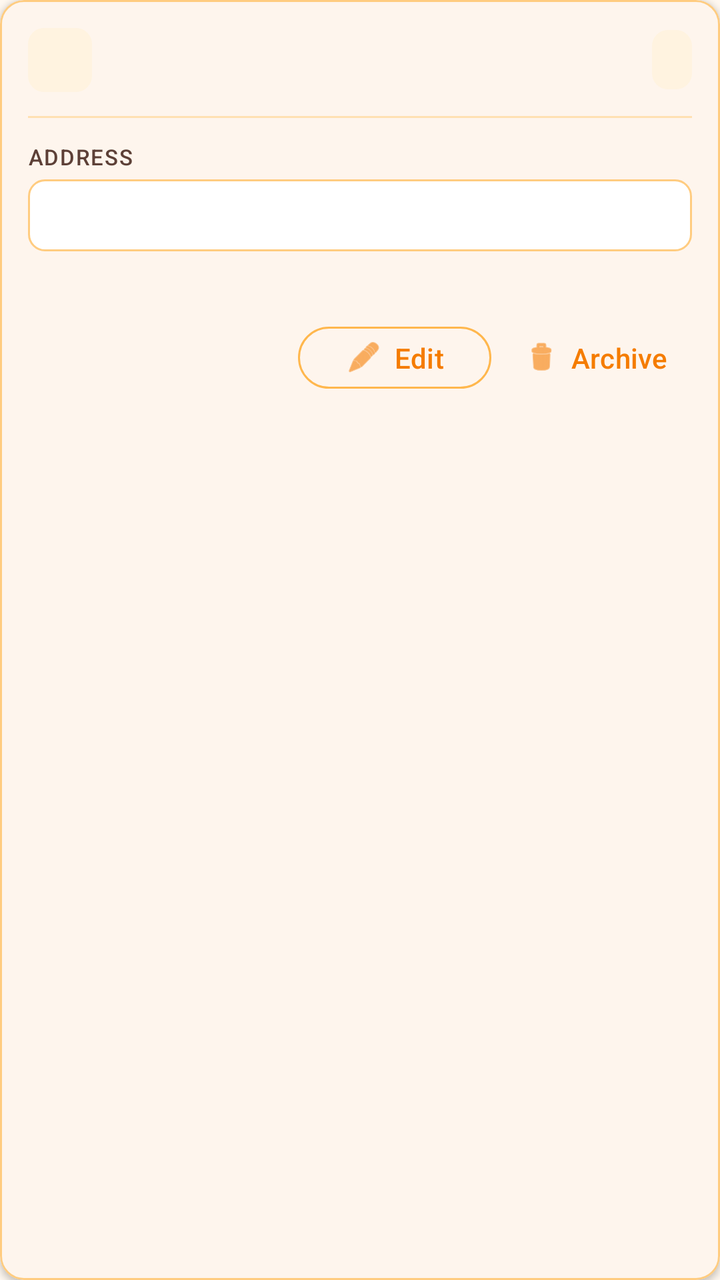
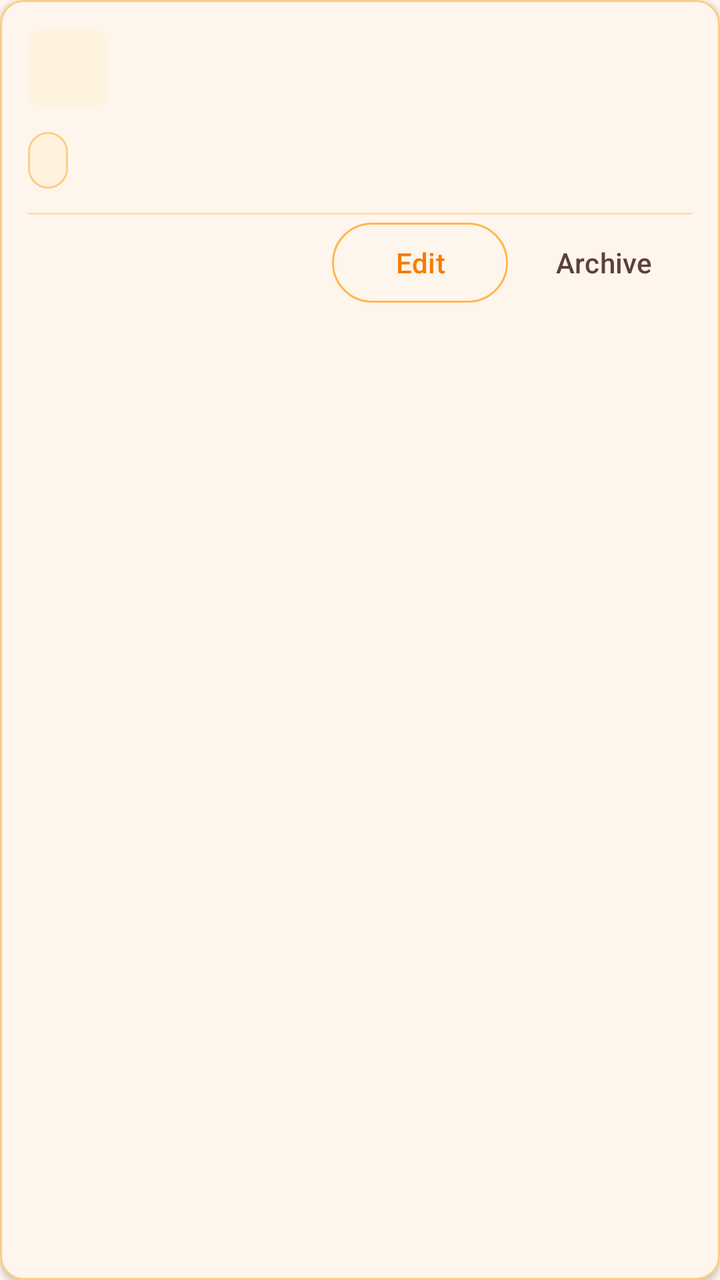

Compare the two renders of this Android layout. The source of the first and the diff that turns it into the second are given below.
<!-- AndroidManifest.xml: application theme Theme.VikrSaathi -->
<!-- res/layout/item_vendor.xml -->
<?xml version="1.0" encoding="utf-8"?>
<com.google.android.material.card.MaterialCardView xmlns:android="http://schemas.android.com/apk/res/android"
    xmlns:app="http://schemas.android.com/apk/res-auto"
    style="@style/VikrSaathiBillLineCard"
    android:layout_width="match_parent"
    android:layout_height="wrap_content"
    android:layout_marginHorizontal="2dp"
    android:layout_marginVertical="6dp">

    <LinearLayout
        android:layout_width="match_parent"
        android:layout_height="wrap_content"
        android:orientation="vertical"
        android:padding="14dp">

        <LinearLayout
            android:layout_width="match_parent"
            android:layout_height="wrap_content"
            android:gravity="center_vertical"
            android:orientation="horizontal">

            <TextView
                android:id="@+id/textVendorBadge"
                android:layout_width="wrap_content"
                android:layout_height="32dp"
                android:background="@drawable/bg_bill_line_badge"
                android:gravity="center"
                android:minWidth="32dp"
                android:paddingHorizontal="6dp"
                android:textColor="@color/text_accent"
                android:textSize="14sp"
                android:textStyle="bold" />

            <TextView
                android:id="@+id/textVendorName"
                android:layout_width="0dp"
                android:layout_height="wrap_content"
                android:layout_marginStart="12dp"
                android:layout_weight="1"
                android:textAppearance="?attr/textAppearanceTitleMedium"
                android:textColor="@color/text_primary_dark"
                android:textStyle="bold" />

            <TextView
                android:id="@+id/textVendorPhone"
                android:layout_width="wrap_content"
                android:layout_height="wrap_content"
                android:layout_marginStart="8dp"
                android:background="@drawable/bg_bill_line_total"
                android:ellipsize="end"
                android:maxLines="1"
                android:paddingHorizontal="10dp"
                android:paddingVertical="6dp"
                android:textColor="@color/text_accent"
                android:textSize="13sp"
                android:textStyle="bold" />
        </LinearLayout>

        <View
            android:layout_width="match_parent"
            android:layout_height="1dp"
            android:layout_marginTop="12dp"
            android:layout_marginBottom="12dp"
            android:background="@color/surface_divider" />

        <TextView
            style="@style/VikrSaathiBillLineLabel"
            android:layout_width="wrap_content"
            android:layout_height="wrap_content"
            android:text="@string/address" />

        <TextView
            android:id="@+id/textVendorAddress"
            android:layout_width="match_parent"
            android:layout_height="wrap_content"
            android:layout_marginTop="4dp"
            android:background="@drawable/bg_bill_line_input"
            android:minHeight="36dp"
            android:paddingHorizontal="10dp"
            android:paddingVertical="8dp"
            android:textColor="@color/text_primary_dark"
            android:textSize="14sp" />

        <TextView
            android:id="@+id/textVendorBalance"
            android:layout_width="match_parent"
            android:layout_height="wrap_content"
            android:layout_marginTop="8dp"
            android:textColor="@color/text_accent"
            android:textSize="13sp"
            android:textStyle="bold" />

        <LinearLayout
            android:layout_width="match_parent"
            android:layout_height="wrap_content"
            android:layout_marginTop="8dp"
            android:gravity="end"
            android:orientation="horizontal">

            <com.google.android.material.button.MaterialButton
                android:id="@+id/buttonEditVendor"
                style="@style/Widget.Material3.Button.OutlinedButton"
                android:layout_width="wrap_content"
                android:layout_height="wrap_content"
                android:layout_marginEnd="4dp"
                android:minHeight="36dp"
                android:text="@string/edit"
                android:textColor="@color/text_accent_soft"
                app:icon="@android:drawable/ic_menu_edit"
                app:iconGravity="textStart"
                app:iconPadding="6dp"
                app:iconSize="18dp"
                app:iconTint="@color/text_accent_soft"
                app:strokeColor="@color/stroke_button" />

            <com.google.android.material.button.MaterialButton
                android:id="@+id/buttonArchiveVendor"
                style="@style/Widget.Material3.Button.TextButton"
                android:layout_width="wrap_content"
                android:layout_height="wrap_content"
                android:minHeight="36dp"
                android:text="@string/archive_vendor"
                android:textColor="@color/text_accent_soft"
                app:icon="@android:drawable/ic_menu_delete"
                app:iconGravity="textStart"
                app:iconPadding="6dp"
                app:iconSize="18dp"
                app:iconTint="@color/text_accent_soft" />
        </LinearLayout>
    </LinearLayout>
</com.google.android.material.card.MaterialCardView>
<!-- resources referenced by this layout -->
<resources>
  <color name="stroke_button">@color/orange_300</color>
  <color name="surface_divider">@color/orange_100</color>
  <color name="text_accent">@color/orange_800</color>
  <color name="text_accent_soft">@color/orange_700</color>
  <color name="text_primary_dark">#212121</color>
  <!-- drawable bg_bill_line_badge (drawable) -->
  <?xml version="1.0" encoding="utf-8"?>
  <shape xmlns:android="http://schemas.android.com/apk/res/android"
      android:shape="rectangle">
      <solid android:color="@color/surface_muted" />
      <corners android:radius="8dp" />
  </shape>
  <!-- drawable bg_bill_line_input (drawable) -->
  <?xml version="1.0" encoding="utf-8"?>
  <shape xmlns:android="http://schemas.android.com/apk/res/android"
      android:shape="rectangle">
      <solid android:color="@color/input_surface" />
      <stroke
          android:width="1dp"
          android:color="@color/input_stroke" />
      <corners android:radius="8dp" />
  </shape>
  <!-- drawable bg_bill_line_total (drawable) -->
  <?xml version="1.0" encoding="utf-8"?>
  <shape xmlns:android="http://schemas.android.com/apk/res/android"
      android:shape="rectangle">
      <solid android:color="@color/surface_muted" />
      <corners android:radius="8dp" />
  </shape>
  <string name="address">Address</string>
  <string name="archive_vendor">Archive</string>
  <string name="edit">Edit</string>
  <style name="VikrSaathiBillLineCard" parent="Widget.Material3.CardView.Outlined">
          <item name="cardCornerRadius">12dp</item>
          <item name="cardElevation">2dp</item>
          <item name="strokeColor">?attr/colorOutline</item>
          <item name="strokeWidth">1dp</item>
          <item name="cardBackgroundColor">?attr/colorSurface</item>
      </style>
  <style name="VikrSaathiBillLineLabel">
          <item name="android:textAppearance">?attr/textAppearanceLabelSmall</item>
          <item name="android:textColor">?attr/colorOnSurfaceVariant</item>
          <item name="android:textAllCaps">true</item>
          <item name="android:letterSpacing">0.05</item>
      </style>
  <color name="orange_300">#FFB74D</color>
  <color name="orange_100">#FFE0B2</color>
  <color name="orange_800">#EF6C00</color>
  <color name="orange_700">#F57C00</color>
  <color name="surface_muted">@color/orange_50</color>
  <color name="input_surface">#FFFFFF</color>
  <color name="input_stroke">@color/orange_200</color>
  <color name="orange_primary">#F57C00</color>
  <color name="orange_primary_dark">#E65100</color>
  <color name="orange_on_primary">#FFFFFF</color>
  <color name="orange_accent">#FFB74D</color>
  <color name="black">#FF000000</color>
  <color name="orange_900">#E65100</color>
  <color name="surface_card">#FFFFFF</color>
  <color name="orange_surface">#FFF8F0</color>
  <color name="text_secondary_dark">#5D4037</color>
  <color name="stroke_default">@color/orange_200</color>
  <color name="stroke_subtle">@color/orange_100</color>
  <style name="VikrSaathiSwitch" parent="Widget.Material3.CompoundButton.MaterialSwitch">
          <item name="thumbTint">@color/switch_thumb_tint</item>
          <item name="trackTint">@color/switch_track_tint</item>
          <item name="trackDecorationTint">@color/switch_track_decoration_tint</item>
      </style>
  <style name="VikrSaathiOutlinedButton" parent="Widget.Material3.Button.OutlinedButton">
          <item name="android:textColor">@color/button_outlined_text</item>
          <item name="strokeColor">@color/button_outlined_stroke</item>
      </style>
  <color name="orange_50">#FFF3E0</color>
  <color name="orange_200">#FFCC80</color>
  <!-- unchanged entries left out for length: 1 -->
</resources>

<!-- the commit's change to res/layout/item_vendor.xml (unified diff, before → after) -->
@@ -5,7 +5,10 @@
     android:layout_width="match_parent"
     android:layout_height="wrap_content"
     android:layout_marginHorizontal="2dp"
-    android:layout_marginVertical="6dp">
+    android:layout_marginVertical="6dp"
+    android:clickable="true"
+    android:focusable="true"
+    app:rippleColor="@color/ripple_subtle">
 
     <LinearLayout
         android:layout_width="match_parent"
@@ -16,84 +19,143 @@
         <LinearLayout
             android:layout_width="match_parent"
             android:layout_height="wrap_content"
-            android:gravity="center_vertical"
+            android:baselineAligned="false"
+            android:gravity="top"
             android:orientation="horizontal">
 
             <TextView
                 android:id="@+id/textVendorBadge"
                 android:layout_width="wrap_content"
-                android:layout_height="32dp"
+                android:layout_height="40dp"
                 android:background="@drawable/bg_bill_line_badge"
                 android:gravity="center"
-                android:minWidth="32dp"
-                android:paddingHorizontal="6dp"
+                android:minWidth="40dp"
+                android:paddingHorizontal="8dp"
                 android:textColor="@color/text_accent"
                 android:textSize="14sp"
                 android:textStyle="bold" />
 
-            <TextView
-                android:id="@+id/textVendorName"
+            <LinearLayout
                 android:layout_width="0dp"
                 android:layout_height="wrap_content"
                 android:layout_marginStart="12dp"
                 android:layout_weight="1"
-                android:textAppearance="?attr/textAppearanceTitleMedium"
-                android:textColor="@color/text_primary_dark"
-                android:textStyle="bold" />
+                android:orientation="vertical">
+
+                <TextView
+                    android:id="@+id/textVendorName"
+                    android:layout_width="match_parent"
+                    android:layout_height="wrap_content"
+                    android:ellipsize="end"
+                    android:maxLines="2"
+                    android:textAppearance="?attr/textAppearanceTitleMedium"
+                    android:textColor="@color/text_primary_dark"
+                    android:textStyle="bold" />
+
+                <TextView
+                    android:id="@+id/textVendorArchived"
+                    android:layout_width="wrap_content"
+                    android:layout_height="wrap_content"
+                    android:layout_marginTop="4dp"
+                    android:text="@string/list_archived"
+                    android:textColor="@color/text_secondary_dark"
+                    android:textSize="13sp"
+                    android:textStyle="bold"
+                    android:visibility="gone" />
+            </LinearLayout>
+        </LinearLayout>
+
+        <TextView
+            android:id="@+id/textVendorBalance"
+            android:layout_width="wrap_content"
+            android:layout_height="wrap_content"
+            android:layout_marginTop="12dp"
+            android:background="@drawable/bg_history_value_box"
+            android:paddingHorizontal="10dp"
+            android:paddingVertical="4dp"
+            android:textSize="15sp"
+            android:textStyle="bold" />
+
+        <LinearLayout
+            android:id="@+id/layoutVendorPhone"
+            android:layout_width="match_parent"
+            android:layout_height="wrap_content"
+            android:layout_marginTop="12dp"
+            android:orientation="vertical"
+            android:visibility="gone">
+
+            <TextView
+                style="@style/VikrSaathiBillLineLabel"
+                android:layout_width="wrap_content"
+                android:layout_height="wrap_content"
+                android:text="@string/col_phone" />
 
             <TextView
                 android:id="@+id/textVendorPhone"
+                android:layout_width="match_parent"
+                android:layout_height="wrap_content"
+                android:layout_marginTop="2dp"
+                android:textColor="@color/text_primary_dark"
+                android:textSize="15sp" />
+        </LinearLayout>
+
+        <LinearLayout
+            android:id="@+id/layoutVendorAddress"
+            android:layout_width="match_parent"
+            android:layout_height="wrap_content"
+            android:layout_marginTop="12dp"
+            android:orientation="vertical"
+            android:visibility="gone">
+
+            <TextView
+                style="@style/VikrSaathiBillLineLabel"
                 android:layout_width="wrap_content"
                 android:layout_height="wrap_content"
-                android:layout_marginStart="8dp"
-                android:background="@drawable/bg_bill_line_total"
+                android:text="@string/address" />
+
+            <TextView
+                android:id="@+id/textVendorAddress"
+                android:layout_width="match_parent"
+                android:layout_height="wrap_content"
+                android:layout_marginTop="2dp"
                 android:ellipsize="end"
-                android:maxLines="1"
-                android:paddingHorizontal="10dp"
-                android:paddingVertical="6dp"
-                android:textColor="@color/text_accent"
-                android:textSize="13sp"
-                android:textStyle="bold" />
+                android:maxLines="3"
+                android:textColor="@color/text_primary_dark"
+                android:textSize="15sp" />
+        </LinearLayout>
+
+        <LinearLayout
+            android:id="@+id/layoutVendorEmail"
+            android:layout_width="match_parent"
+            android:layout_height="wrap_content"
+            android:layout_marginTop="12dp"
+            android:orientation="vertical"
+            android:visibility="gone">
+
+            <TextView
+                style="@style/VikrSaathiBillLineLabel"
+                android:layout_width="wrap_content"
+                android:layout_height="wrap_content"
+                android:text="@string/vendor_email" />
+
+            <TextView
+                android:id="@+id/textVendorEmail"
+                android:layout_width="match_parent"
+                android:layout_height="wrap_content"
+                android:layout_marginTop="2dp"
+                android:textColor="@color/text_primary_dark"
+                android:textSize="15sp" />
         </LinearLayout>
 
         <View
             android:layout_width="match_parent"
             android:layout_height="1dp"
             android:layout_marginTop="12dp"
-            android:layout_marginBottom="12dp"
             android:background="@color/surface_divider" />
-
-        <TextView
-            style="@style/VikrSaathiBillLineLabel"
-            android:layout_width="wrap_content"
-            android:layout_height="wrap_content"
-            android:text="@string/address" />
-
-        <TextView
-            android:id="@+id/textVendorAddress"
-            android:layout_width="match_parent"
-            android:layout_height="wrap_content"
-            android:layout_marginTop="4dp"
-            android:background="@drawable/bg_bill_line_input"
-            android:minHeight="36dp"
-            android:paddingHorizontal="10dp"
-            android:paddingVertical="8dp"
-            android:textColor="@color/text_primary_dark"
-            android:textSize="14sp" />
-
-        <TextView
-            android:id="@+id/textVendorBalance"
-            android:layout_width="match_parent"
-            android:layout_height="wrap_content"
-            android:layout_marginTop="8dp"
-            android:textColor="@color/text_accent"
-            android:textSize="13sp"
-            android:textStyle="bold" />
 
         <LinearLayout
             android:layout_width="match_parent"
             android:layout_height="wrap_content"
-            android:layout_marginTop="8dp"
             android:gravity="end"
             android:orientation="horizontal">
 
@@ -103,14 +165,9 @@
                 android:layout_width="wrap_content"
                 android:layout_height="wrap_content"
                 android:layout_marginEnd="4dp"
-                android:minHeight="36dp"
+                android:minHeight="48dp"
                 android:text="@string/edit"
                 android:textColor="@color/text_accent_soft"
-                app:icon="@android:drawable/ic_menu_edit"
-                app:iconGravity="textStart"
-                app:iconPadding="6dp"
-                app:iconSize="18dp"
-                app:iconTint="@color/text_accent_soft"
                 app:strokeColor="@color/stroke_button" />
 
             <com.google.android.material.button.MaterialButton
@@ -118,14 +175,9 @@
                 style="@style/Widget.Material3.Button.TextButton"
                 android:layout_width="wrap_content"
                 android:layout_height="wrap_content"
-                android:minHeight="36dp"
+                android:minHeight="48dp"
                 android:text="@string/archive_vendor"
-                android:textColor="@color/text_accent_soft"
-                app:icon="@android:drawable/ic_menu_delete"
-                app:iconGravity="textStart"
-                app:iconPadding="6dp"
-                app:iconSize="18dp"
-                app:iconTint="@color/text_accent_soft" />
+                android:textColor="@color/text_secondary_dark" />
         </LinearLayout>
     </LinearLayout>
 </com.google.android.material.card.MaterialCardView>
<!-- resource entries referenced after the edit -->
@@ -1,5 +1,6 @@
 <!-- resources referenced by this layout -->
 <resources>
+  <color name="ripple_subtle">@color/orange_100</color>
   <color name="stroke_button">@color/orange_300</color>
   <color name="surface_divider">@color/orange_100</color>
   <color name="text_accent">@color/orange_800</color>
@@ -12,26 +13,22 @@
       <solid android:color="@color/surface_muted" />
       <corners android:radius="8dp" />
   </shape>
-  <!-- drawable bg_bill_line_input (drawable) -->
-  <?xml version="1.0" encoding="utf-8"?>
-  <shape xmlns:android="http://schemas.android.com/apk/res/android"
-      android:shape="rectangle">
-      <solid android:color="@color/input_surface" />
-      <stroke
-          android:width="1dp"
-          android:color="@color/input_stroke" />
-      <corners android:radius="8dp" />
-  </shape>
-  <!-- drawable bg_bill_line_total (drawable) -->
+  <!-- drawable bg_history_value_box (drawable) -->
   <?xml version="1.0" encoding="utf-8"?>
   <shape xmlns:android="http://schemas.android.com/apk/res/android"
       android:shape="rectangle">
       <solid android:color="@color/surface_muted" />
-      <corners android:radius="8dp" />
+      <stroke
+          android:width="1dp"
+          android:color="@color/stroke_default" />
+      <corners android:radius="10dp" />
   </shape>
   <string name="address">Address</string>
   <string name="archive_vendor">Archive</string>
+  <string name="col_phone">Phone</string>
   <string name="edit">Edit</string>
+  <string name="list_archived">Archived</string>
+  <string name="vendor_email">Email</string>
   <style name="VikrSaathiBillLineCard" parent="Widget.Material3.CardView.Outlined">
           <item name="cardCornerRadius">12dp</item>
           <item name="cardElevation">2dp</item>
@@ -50,8 +47,6 @@
   <color name="orange_800">#EF6C00</color>
   <color name="orange_700">#F57C00</color>
   <color name="surface_muted">@color/orange_50</color>
-  <color name="input_surface">#FFFFFF</color>
-  <color name="input_stroke">@color/orange_200</color>
   <color name="orange_primary">#F57C00</color>
   <color name="orange_primary_dark">#E65100</color>
   <color name="orange_on_primary">#FFFFFF</color>
